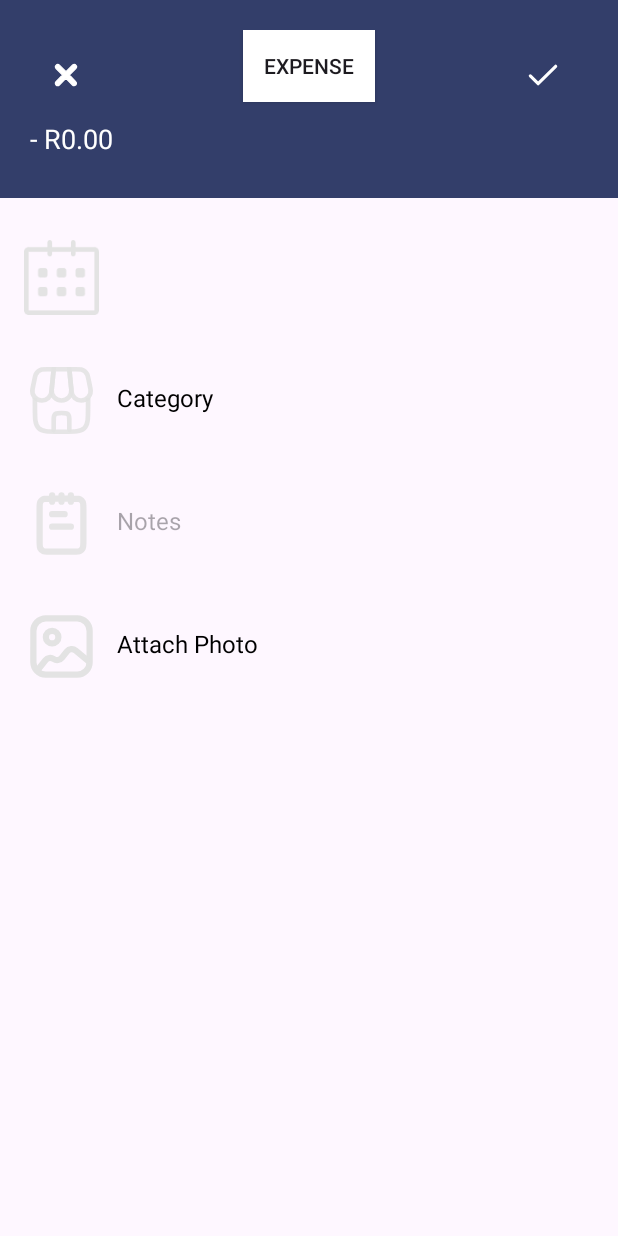
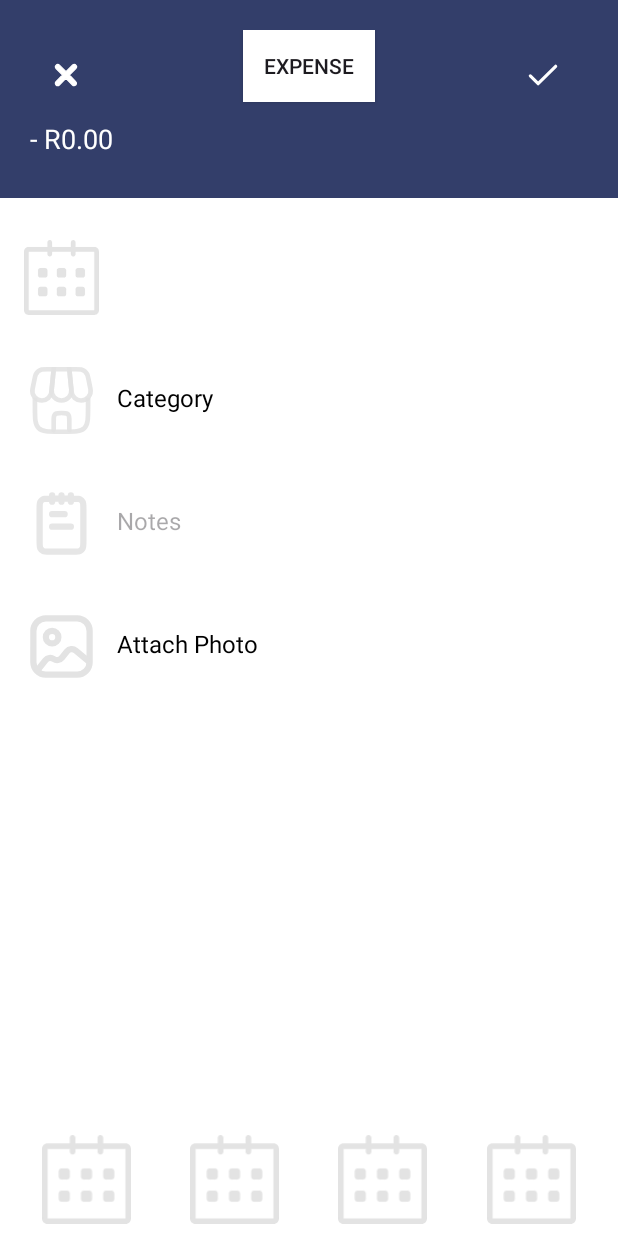
Before and after one commit to GACoutts/OPSC6311_P.O.E, an Android app: the layout add_income_expense.xml on its own in the app's theme, with its tools: preview values and no code run, on a phone screen of 412 x 824 dp. Run offline under Robolectric (Android 15) with nearby library versions, the phone set to English and light mode, and no system bars.

Commit message:
Change page colors to white

```diff
--- a/app/src/main/AndroidManifest.xml
+++ b/app/src/main/AndroidManifest.xml
@@ -19,18 +19,19 @@
 
         <activity
             android:name=".EntryCalender"
-            android:exported="true"
-            >
-            <intent-filter>
-                <action android:name="android.intent.action.MAIN" />
-                <category android:name="android.intent.category.LAUNCHER" />
-            </intent-filter>
-        </activity>
+            android:exported="false"
+            />
+
 
         <activity
             android:name=".AddEntry"
             android:exported="true"
-            />
+            >
+        <intent-filter>
+            <action android:name="android.intent.action.MAIN" />
+             <category android:name="android.intent.category.LAUNCHER" />
+        </intent-filter>
+        </activity>
 
         <activity
             android:name=".MainActivity"
--- a/app/src/main/res/layout/add_income_expense.xml
+++ b/app/src/main/res/layout/add_income_expense.xml
@@ -3,7 +3,8 @@
     xmlns:app="http://schemas.android.com/apk/res-auto"
     xmlns:tools="http://schemas.android.com/tools"
     android:layout_width="match_parent"
-    android:layout_height="match_parent">
+    android:layout_height="match_parent"
+    android:background="@color/white">
 
     <androidx.constraintlayout.widget.ConstraintLayout
         android:layout_width="match_parent"
@@ -166,7 +167,6 @@
                     android:maxLines="1"
                     android:background="@null"
                     android:maxLength="50"
-                    android:autofillHints=""
                     />
             </LinearLayout>
 
@@ -198,7 +198,15 @@
                 android:layout_width="wrap_content"
                 android:layout_height="wrap_content"/>
         </LinearLayout>
-
     </LinearLayout>
+        <include
+            android:id="@+id/footer"
+            layout="@layout/footer"
+            android:layout_width="0dp"
+            android:layout_height="wrap_content"
+            app:layout_constraintBottom_toBottomOf="parent"
+            app:layout_constraintStart_toStartOf="parent"
+            app:layout_constraintEnd_toEndOf="parent"
+            />
     </androidx.constraintlayout.widget.ConstraintLayout>
 </androidx.constraintlayout.widget.ConstraintLayout>
--- a/app/src/main/res/layout/income_expense_calender.xml
+++ b/app/src/main/res/layout/income_expense_calender.xml
@@ -4,6 +4,7 @@
     android:layout_width="match_parent"
     android:layout_height="match_parent"
     android:fitsSystemWindows="true"
+    android:background="@color/white"
     >
 
     <!-- Top Summary Section -->
```
